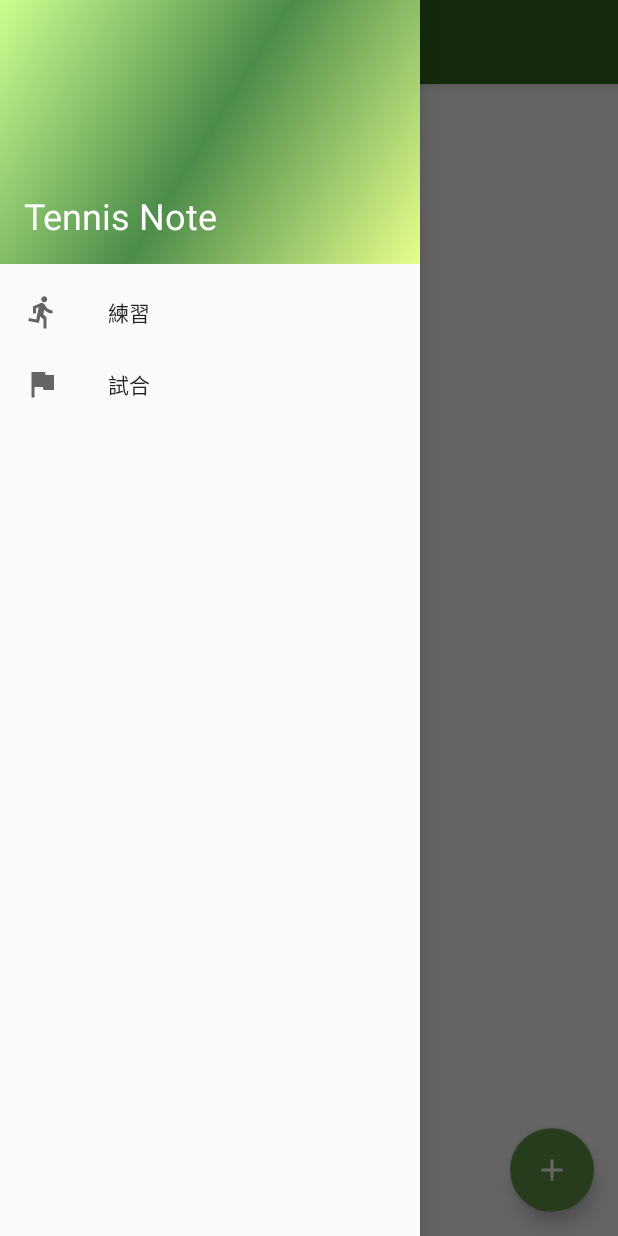
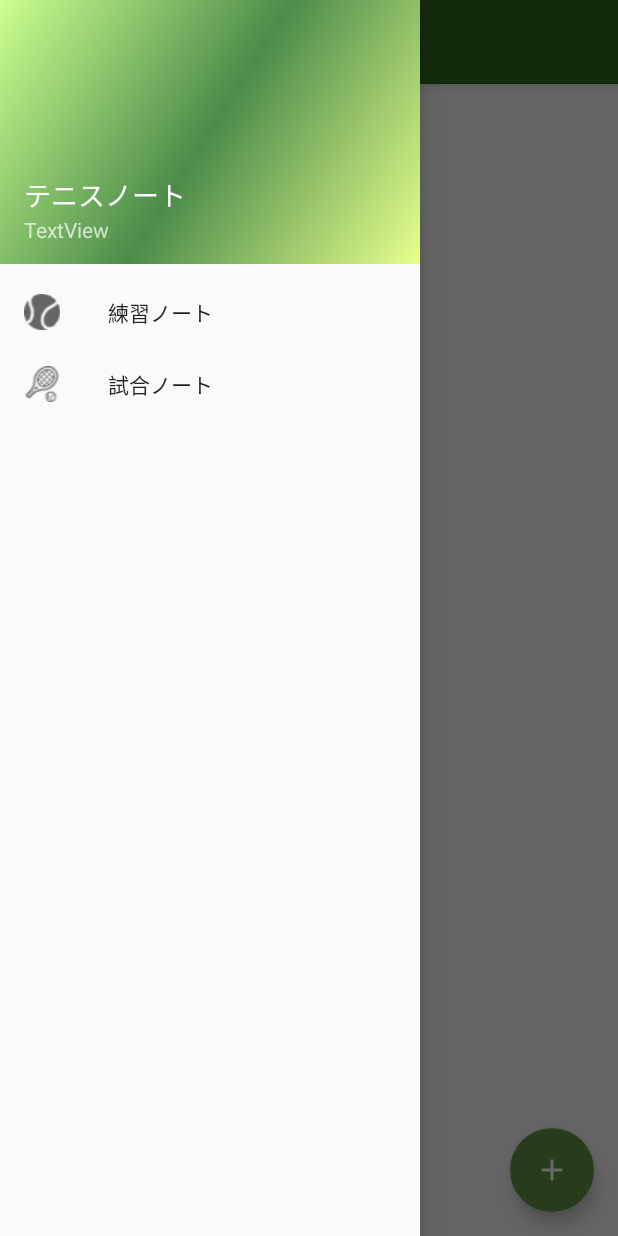
Before and after one commit to na749/Tennis-Note, an Android app: the screen it shows after launch (MainActivity), with the side drawer open, on a phone screen of 412 x 824 dp. Run offline under Robolectric (Android 15) with nearby library versions, the phone set to English and light mode, and no system bars; our stand-ins replace navigation-ui; libraries missing offline, so code that uses them is left out: io.realm; 6 statements that could not run were skipped.

Commit message:
third Commit

```diff
--- a/app/src/main/java/com/nao749/myapplication/Activity/MainActivity.kt
+++ b/app/src/main/java/com/nao749/myapplication/Activity/MainActivity.kt
@@ -17,6 +17,7 @@ import androidx.fragment.app.Fragment
 import com.nao749.myapplication.*
 import com.nao749.myapplication.DB.DataDB
 import com.nao749.myapplication.Game.GameFragment
+import com.nao749.myapplication.Helper.MySwipeHelper
 import com.nao749.myapplication.IntentKey
 import com.nao749.myapplication.ModeInEdit
 import com.nao749.myapplication.Practice.PracticeFragment
@@ -61,6 +62,8 @@ class MainActivity : AppCompatActivity(), NavigationView.OnNavigationItemSelecte
                 practice_button.startAnimation(fabClose)
                 game_button.startAnimation(fabClose)
                 fab.startAnimation(fabRClockWise)
+                textPracticeNoteMake.startAnimation(fabClose)
+                textGameMeke.startAnimation(fabClose)
 
                 isOpen = false
             }else{
@@ -68,6 +71,8 @@ class MainActivity : AppCompatActivity(), NavigationView.OnNavigationItemSelecte
                 practice_button.startAnimation(fabOpen)
                 game_button.startAnimation(fabOpen)
                 fab.startAnimation(fabRAntiClockWise)
+                textPracticeNoteMake.startAnimation(fabOpen)
+                textGameMeke.startAnimation(fabOpen)
 
                 practice_button.isClickable
                 game_button.isClickable
--- a/app/src/main/java/com/nao749/myapplication/DB/MyFirstClass.kt
+++ b/app/src/main/java/com/nao749/myapplication/DB/MyFirstClass.kt
@@ -1,6 +1,7 @@
 package com.nao749.myapplication.DB
 
 import android.app.Application
+import android.content.Context
 import io.realm.Realm
 
 class MyFirstClass:Application() {
@@ -8,6 +9,11 @@ class MyFirstClass:Application() {
     override fun onCreate() {
         super.onCreate()
         Realm.init(this)
+        appContext = this
+    }
+
+    companion object{
+        lateinit var appContext: Context
     }
 
 }
--- /dev/null
+++ b/app/src/main/java/com/nao749/myapplication/Helper/MybuttonClickListener.kt
@@ -0,0 +1,5 @@
+package com.nao749.myapplication.Helper
+
+interface MybuttonClickListener {
+    fun onClick(pos:Int)
+}
--- a/app/src/main/java/com/nao749/myapplication/Practice/PracticeFragment.kt
+++ b/app/src/main/java/com/nao749/myapplication/Practice/PracticeFragment.kt
@@ -1,16 +1,23 @@
 package com.nao749.myapplication.Practice
 
 import android.content.Context
+import android.graphics.Color
 import android.os.Bundle
 import android.view.*
+import android.widget.Toast
 import androidx.fragment.app.Fragment
 import androidx.recyclerview.widget.GridLayoutManager
 import androidx.recyclerview.widget.LinearLayoutManager
 import androidx.recyclerview.widget.RecyclerView
 import com.nao749.myapplication.DB.DataDB
+import com.nao749.myapplication.Helper.MySwipeHelper
+import com.nao749.myapplication.Helper.Mybutton
+import com.nao749.myapplication.Helper.MybuttonClickListener
 import com.nao749.myapplication.R
+import com.nao749.myapplication.makeToast
 
 import io.realm.Realm
+import kotlinx.android.synthetic.main.fragment_practice_list.*
 
 
 class PracticeFragment : Fragment() {
@@ -19,6 +26,7 @@ class PracticeFragment : Fragment() {
 
     private var listener: OnListFragmentInteractionListener? = null
 
+    private var mListener : OnListPracticeFragmentInteractionListener? = null
 
 
     override fun onCreate(savedInstanceState: Bundle?) {
@@ -36,6 +44,7 @@ class PracticeFragment : Fragment() {
     ): View? {
         val view = inflater.inflate(R.layout.fragment_practice_list, container, false)
 
+
         // Set the adapter
         if (view is RecyclerView) {
             with(view) {
@@ -48,12 +57,34 @@ class PracticeFragment : Fragment() {
                     else -> GridLayoutManager(context, columnCount)
                 }
 
+                setHasFixedSize(true)
+
+
                 val realm = Realm.getDefaultInstance()
                 val result = realm.where(DataDB::class.java)
-                    .equalTo(DataDB::fragmentFrag.name,"練習")
+                    .equalTo(DataDB::fragmentFrag.name, "練習")
                     .findAll()
 
                 adapter = MyPracticeRecyclerViewAdapter(result, listener)
+
+                val swipe = object : MySwipeHelper(context,this,200){
+                    override fun instantiateMyButton(
+                        viewHolder: RecyclerView.ViewHolder,
+                        buffer: MutableList<Mybutton>
+                    ) {
+                        buffer.add(Mybutton(context,"Delete",30,0,Color.parseColor("#FF3C30"),
+                            object : OnListPracticeFragmentInteractionListener {
+                                override fun onClick(pos: Int) {
+                                    //削除処理
+                                    makeToast(context,"け")
+                                }
+
+                            }))
+
+                    }
+
+                }
+
             }
         }
         return view
@@ -83,6 +114,10 @@ class PracticeFragment : Fragment() {
 
     }
 
+    interface OnListPracticeFragmentInteractionListener{
+        fun onClick(pos:Int)
+    }
+
     companion object {
 
         const val ARG_COLUMN_COUNT = "column-count"
@@ -96,4 +131,5 @@ class PracticeFragment : Fragment() {
                 }
             }
     }
+
 }
--- a/app/src/main/res/layout/app_bar_main.xml
+++ b/app/src/main/res/layout/app_bar_main.xml
@@ -22,18 +22,49 @@
 
     <include layout="@layout/content_main" />
 
+    <TextView
+        android:id="@+id/textGameMeke"
+        android:layout_width="wrap_content"
+        android:layout_height="35dp"
+        android:layout_gravity="end|bottom"
+        android:layout_marginEnd="65dp"
+        android:layout_marginBottom="158dp"
+        android:background="@color/background"
+        android:elevation="6dp"
+        android:gravity="center"
+        android:padding="3dp"
+        android:text="試合ノート作成"
+        android:textColor="@color/TextColor"
+        android:textSize="18sp"
+        android:visibility="invisible" />
+
+    <TextView
+        android:id="@+id/textPracticeNoteMake"
+        android:layout_width="wrap_content"
+        android:layout_height="35dp"
+        android:layout_gravity="end|bottom"
+        android:layout_marginEnd="65dp"
+        android:layout_marginBottom="96dp"
+        android:background="@color/background"
+        android:elevation="6dp"
+        android:gravity="center"
+        android:padding="3dp"
+        android:text="練習ノート作成"
+        android:textColor="@color/TextColor"
+        android:textSize="18sp"
+        android:visibility="invisible" />
+
     <com.google.android.material.floatingactionbutton.FloatingActionButton
         android:id="@+id/game_button"
         android:layout_width="wrap_content"
         android:layout_height="wrap_content"
         android:layout_gravity="end|bottom"
-        android:layout_marginEnd="24dp"
-        android:layout_marginRight="24dp"
-        android:layout_marginBottom="130dp"
-        android:src="@drawable/ic_flag_black_24dp"
+        android:layout_marginEnd="25dp"
+        android:layout_marginBottom="145dp"
+        android:src="@drawable/tennisracketwhite"
         android:visibility="invisible"
         app:elevation="6dp"
-        app:fabSize="mini"
+        app:fabSize="normal"
         app:pressedTranslationZ="12dp" />
 
     <com.google.android.material.floatingactionbutton.FloatingActionButton
@@ -41,13 +72,12 @@
         android:layout_width="wrap_content"
         android:layout_height="wrap_content"
         android:layout_gravity="end|bottom"
-        android:layout_marginEnd="24dp"
-        android:layout_marginRight="24dp"
-        android:layout_marginBottom="80dp"
-        android:src="@drawable/ic_directions_run_black_24dp"
+        android:layout_marginEnd="25dp"
+        android:layout_marginBottom="82dp"
+        android:src="@drawable/tennisballwhite"
         android:visibility="invisible"
         app:elevation="6dp"
-        app:fabSize="mini"
+        app:fabSize="normal"
         app:pressedTranslationZ="12dp" />
 
 
--- a/app/src/main/res/layout/fragment_practice_list.xml
+++ b/app/src/main/res/layout/fragment_practice_list.xml
@@ -2,7 +2,7 @@
 <androidx.recyclerview.widget.RecyclerView xmlns:android="http://schemas.android.com/apk/res/android"
     xmlns:app="http://schemas.android.com/apk/res-auto"
     xmlns:tools="http://schemas.android.com/tools"
-    android:id="@+id/list"
+    android:id="@+id/recycler_practice"
     android:name="com.nao749.myapplication.PracticeFragment"
     android:layout_width="match_parent"
     android:layout_height="match_parent"
--- a/app/src/main/res/layout/nav_header_main.xml
+++ b/app/src/main/res/layout/nav_header_main.xml
@@ -27,6 +27,12 @@
         android:paddingTop="@dimen/nav_header_vertical_spacing"
         android:text="@string/nav_header_title"
         android:textAppearance="@style/TextAppearance.AppCompat.Body1"
-        android:textSize="24sp" />
+        android:textSize="18sp" />
+
+    <TextView
+        android:id="@+id/textView"
+        android:layout_width="match_parent"
+        android:layout_height="wrap_content"
+        android:text="TextView" />
 
 </LinearLayout>
--- a/app/src/main/res/menu/activity_main_drawer.xml
+++ b/app/src/main/res/menu/activity_main_drawer.xml
@@ -6,11 +6,11 @@
     <group android:checkableBehavior="single">
         <item
             android:id="@+id/nav_practice"
-            android:icon="@drawable/ic_directions_run_black_24dp"
+            android:icon="@drawable/tennisballbrown"
             android:title="@string/drawer_menu_practice" />
         <item
             android:id="@+id/nav_game"
-            android:icon="@drawable/ic_flag_black_24dp"
+            android:icon="@drawable/tennisracketbrown"
             android:title="@string/drawer_menu_game" />
     </group>
 </menu>
--- a/app/src/main/res/values/colors.xml
+++ b/app/src/main/res/values/colors.xml
@@ -6,4 +6,5 @@
   <color name="primaryTextColor">#ffffff</color>
   <color name="LauncherScreen">#98fb98</color>
   <color name="TextColor">#424242</color>
+  <color name="background">#f5f5f5</color>
 </resources>
--- a/app/src/main/res/values/strings.xml
+++ b/app/src/main/res/values/strings.xml
@@ -2,7 +2,7 @@
     <string name="app_name">テニスノート</string>
     <string name="navigation_drawer_open">Open navigation drawer</string>
     <string name="navigation_drawer_close">Close navigation drawer</string>
-    <string name="nav_header_title">Tennis Note</string>
+    <string name="nav_header_title">テニスノート</string>
     <string name="nav_header_subtitle">android.studio@android.com</string>
     <string name="nav_header_desc">Navigation header</string>
     <string name="action_settings">Settings</string>
@@ -16,8 +16,8 @@
     <!-- TODO: Remove or change this placeholder text -->
     <string name="hello_blank_fragment">Hello blank fragment</string>
 
-    <string name="drawer_menu_practice">練習</string>
-    <string name="drawer_menu_game">試合</string>
+    <string name="drawer_menu_practice">練習ノート</string>
+    <string name="drawer_menu_game">試合ノート</string>
 
     <string name="menu_edit">編集</string>
     <string name="menu_delete">削除</string>
```
Also changed, not shown: app/src/main/java/com/nao749/myapplication/Helper/MySwipeHelper.kt (added, +191 -0 lines), app/src/main/java/com/nao749/myapplication/Helper/Mybutton.kt (added, +72 -0 lines), app/src/main/res/drawable/tennisballbrown.png (added), app/src/main/res/drawable/tennisballwhite.png (added), app/src/main/res/drawable/tennisracketbrown.png (added), app/src/main/res/drawable/tennisracketwhite.png (added).
